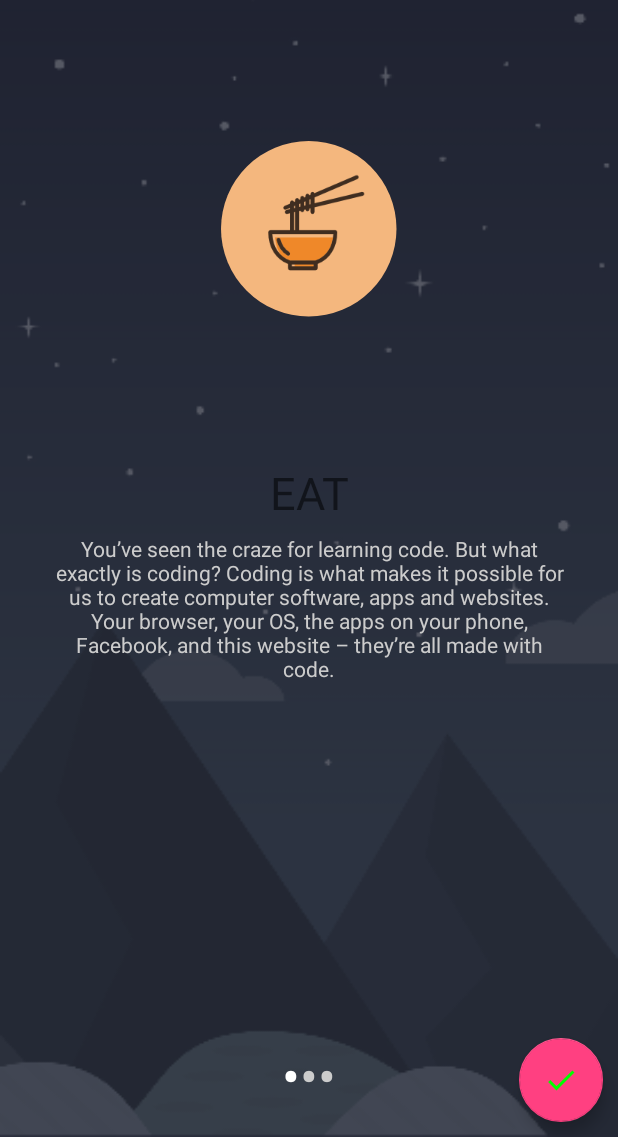
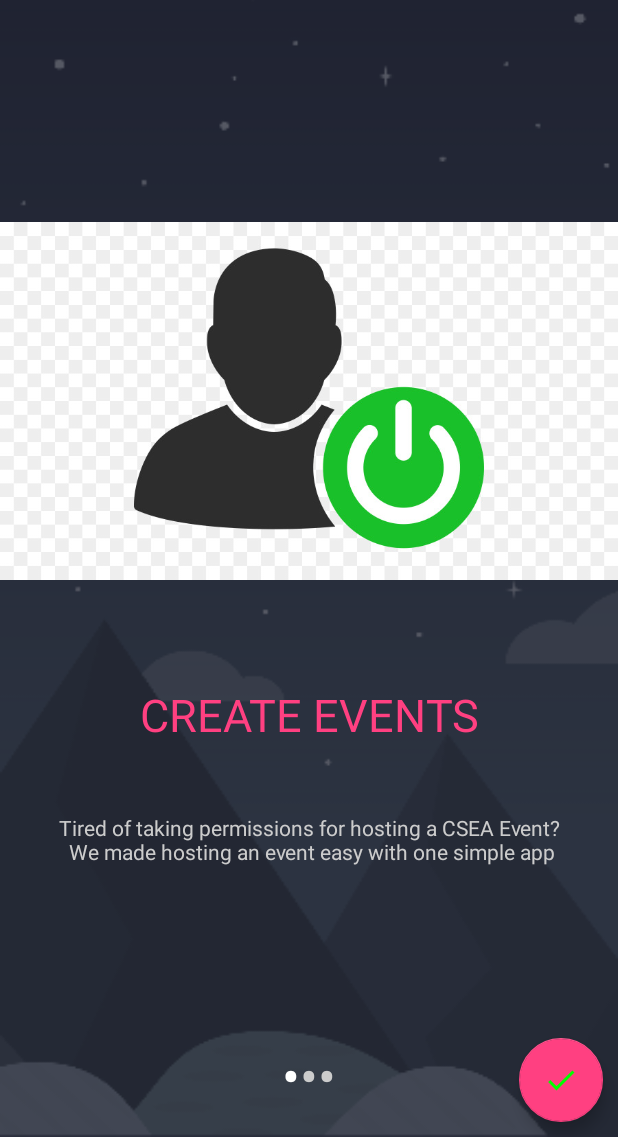
Before and after one commit to AvyChanna/csea-event-management, an Android app: the screen it shows after launch (OnBoardingActivity), on a phone screen of 412 x 824 dp, the part 99-1236 px from its top. Run offline under Robolectric (Android 15) with nearby library versions, the phone set to English and light mode, and no system bars; our stand-ins replace CircleImageView, Volley.

Commit message:
rounak images ka thik karega onboard mein

```diff
--- a/CSEAEventManagement/app/src/main/java/com/cseaeventmanagement/SlideAdapter.java
+++ b/CSEAEventManagement/app/src/main/java/com/cseaeventmanagement/SlideAdapter.java
@@ -27,18 +27,15 @@ public class SlideAdapter extends PagerAdapter {
     };
 
     public String[] slide_headings = {
-            "EAT",
-            "SLEEP",
-            "CODE",
+            "CREATE EVENTS",
+            "GIVE FEEDBACK",
+            "ADMIN",
     };
 
     public String[] slide_descr = {
-            "You’ve seen the craze for learning code. But what exactly is coding? Coding is what makes it possible for us to create computer software, apps and websites. Your browser, your OS," +
-                    " the apps on your phone, Facebook, and this website – they’re all made with code.",
-            "Many coding tutorials use that command as their very first example, because it’s one of the simplest examples of code you can have " +
-                    "– it ‘prints’ (displays) the text ‘Hello, world!’ onto the screen.",
-            "If you don’t know the first thing about coding, you’ve come to the right place. We’ve put together a beginner’s tutorial which will give you all" +
-                    " the background information you need on coding, before you start learning it for real.",
+            "Tired of taking permissions for hosting a CSEA Event?\n We made hosting an event easy with one simple app",
+            "Features feedback procedure for each past event, let the organizers know their thoughts!",
+            "Approve events, change the final locations!",
     };
 
     @Override
--- a/CSEAEventManagement/app/src/main/res/layout/activity_request_event.xml
+++ b/CSEAEventManagement/app/src/main/res/layout/activity_request_event.xml
@@ -134,7 +134,7 @@
                 android:elevation="10dp"
                 android:gravity="center_horizontal"
                 android:text="Fill target Audience"
-                android:textColor="@android:color/holo_orange_dark"
+                android:textColor="@color/colorAccent"
                 android:textSize="17dp" />
 
             <View
@@ -190,7 +190,7 @@
                 android:elevation="10dp"
                 android:gravity="center_horizontal"
                 android:text="Add Event Committee Members"
-                android:textColor="@android:color/holo_orange_dark"
+                android:textColor="@color/colorAccent"
                 android:textSize="17dp" />
 
             <View
--- a/CSEAEventManagement/app/src/main/res/layout/slide_layout.xml
+++ b/CSEAEventManagement/app/src/main/res/layout/slide_layout.xml
@@ -17,24 +17,21 @@
         android:id="@+id/slide_heading"
         android:layout_width="match_parent"
         android:layout_height="wrap_content"
-        android:layout_alignParentTop="true"
-        android:layout_alignParentEnd="true"
-        android:layout_marginTop="281dp"
-        android:layout_marginEnd="0dp"
-        android:gravity="center"
+        android:layout_below="@id/slide_imageView"
+        android:padding="15dp"
         android:text="TextView"
+        android:textAlignment="center"
+        android:textColor="@color/colorAccent"
         android:textSize="30dp" />
 
     <TextView
         android:id="@+id/slide_text"
         android:layout_width="match_parent"
         android:layout_height="wrap_content"
-        android:layout_alignParentEnd="true"
-        android:layout_alignParentBottom="true"
-        android:layout_marginEnd="0dp"
-        android:layout_marginBottom="191dp"
-        android:gravity="center"
-        android:padding="35dp"
+        android:layout_below="@+id/slide_heading"
+        android:textAlignment="center"
+        android:scrollbars="vertical"
+        android:padding="30dp"
         android:text="TextView"
         android:textColor="@color/colorTransparentWhite" />
 
```
Also changed, not shown: CSEAEventManagement/app/src/main/res/drawable-hdpi/icon_1.png, CSEAEventManagement/app/src/main/res/drawable-hdpi/icon_3.png, CSEAEventManagement/app/src/main/res/drawable-mdpi/icon_1.png, CSEAEventManagement/app/src/main/res/drawable-mdpi/icon_3.png, CSEAEventManagement/app/src/main/res/drawable-xhdpi/icon_1.png, CSEAEventManagement/app/src/main/res/drawable-xhdpi/icon_3.png, CSEAEventManagement/app/src/main/res/drawable-xxhdpi/icon_1.png, CSEAEventManagement/app/src/main/res/drawable-xxhdpi/icon_3.png, CSEAEventManagement/app/src/main/res/drawable-xxxhdpi/icon_1.png, CSEAEventManagement/app/src/main/res/drawable-xxxhdpi/icon_3.png, CSEAEventManagement/app/src/main/res/drawable/icon_1.png, CSEAEventManagement/app/src/main/res/drawable/icon_3.png.
